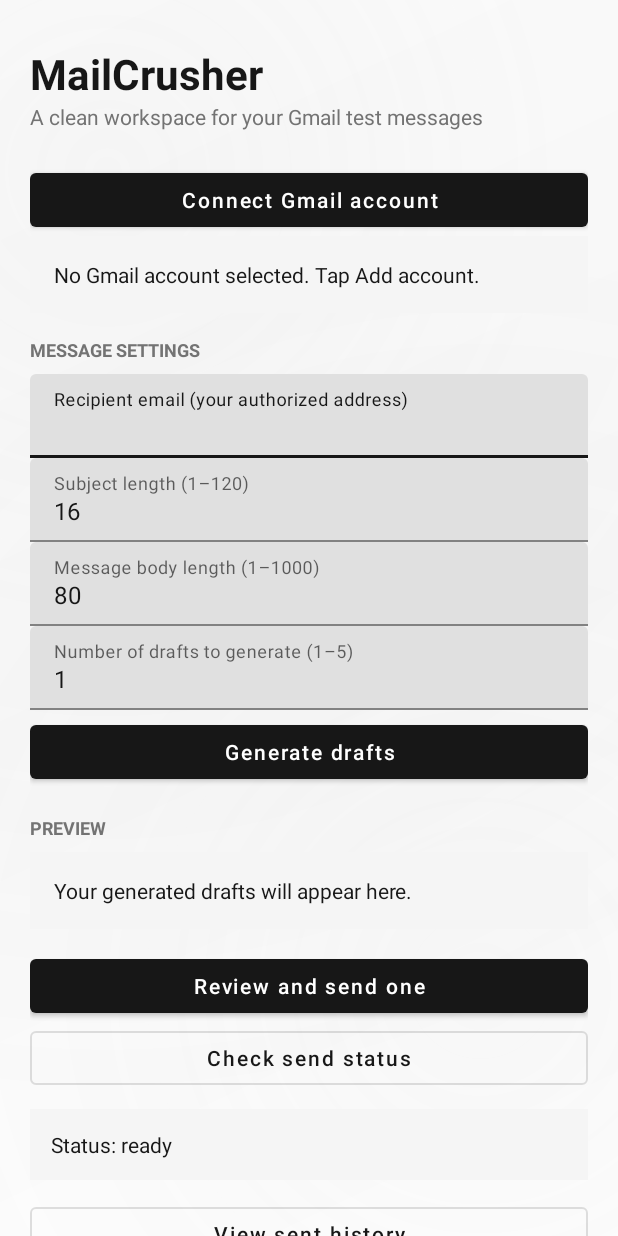
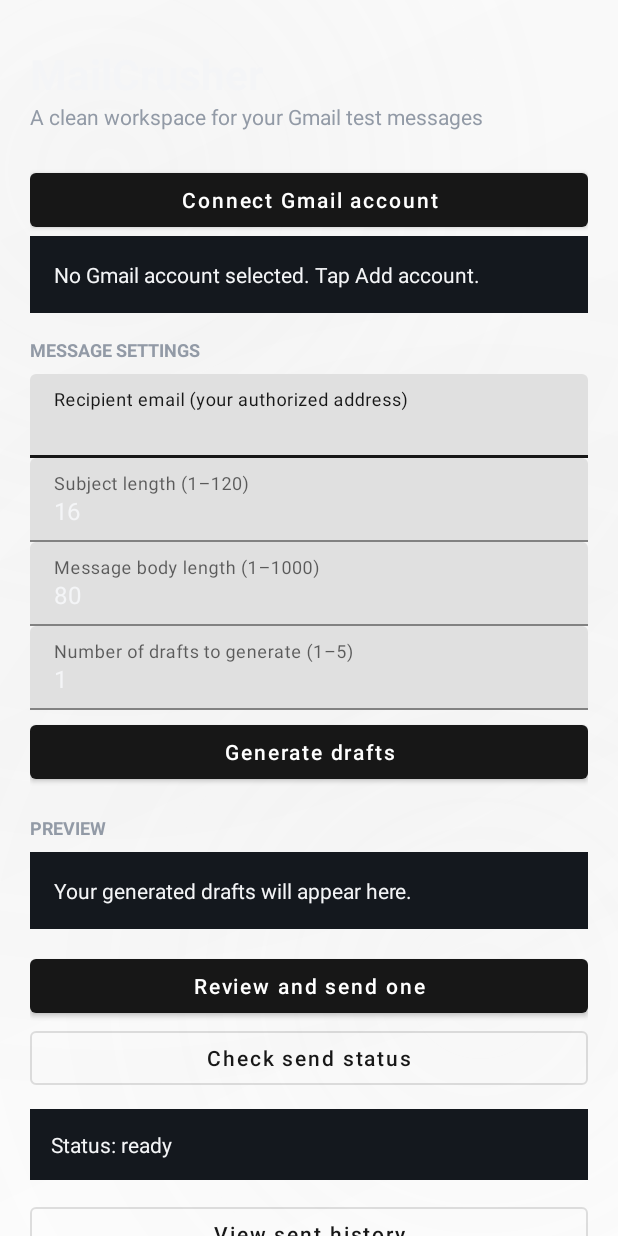
Before and after one commit to 0csh/MailCrusher, an Android app: the screen it shows after launch (MainActivity), on a phone screen of 412 x 824 dp. Run offline under Robolectric (Android 15) with nearby library versions, the phone set to English and light mode, and no system bars.

Commit message:
Apply dark theme and refined rounded UI

```diff
--- a/app/src/main/res/values/colors.xml
+++ b/app/src/main/res/values/colors.xml
@@ -1,7 +1,10 @@
 <resources>
-    <color name="mc_bg">#FFFFFF</color>
-    <color name="mc_surface">#F5F5F5</color>
-    <color name="mc_purple">#111111</color>
-    <color name="mc_text">#171717</color>
-    <color name="mc_muted">#737373</color>
+    <color name="mc_bg">#0B0D10</color>
+    <color name="mc_surface">#14181E</color>
+    <color name="mc_surface_alt">#191E25</color>
+    <color name="mc_purple">#A78BFA</color>
+    <color name="mc_text">#F4F5F7</color>
+    <color name="mc_muted">#929AA6</color>
+    <color name="mc_outline">#343B46</color>
+    <color name="mc_button">#191E25</color>
 </resources>
```
